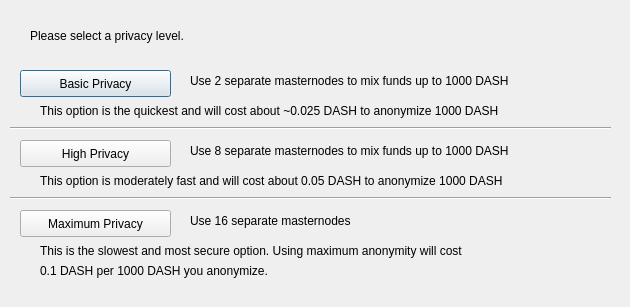
Before: the Qt Designer form src/qt/forms/darksendconfig.ui in inkvisit/sarmacoins, drawn with Qt 5.
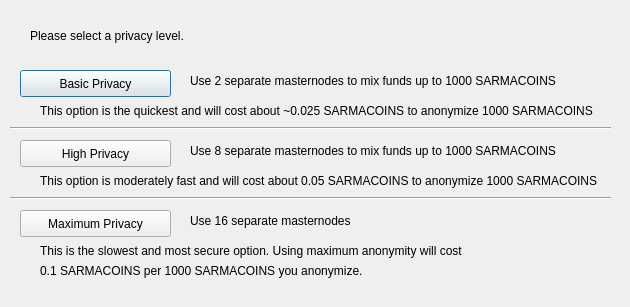
After: the same form once the commit is applied.

Commit message: change DASH to sarmacoins

What changed in the file:
```diff
--- a/src/qt/forms/darksendconfig.ui
+++ b/src/qt/forms/darksendconfig.ui
@@ -75,7 +75,7 @@
     </rect>
    </property>
    <property name="text">
-    <string>Use 2 separate masternodes to mix funds up to 1000 DASH</string>
+    <string>Use 2 separate masternodes to mix funds up to 1000 SARMACOINS</string>
    </property>
   </widget>
   <widget class="QLabel" name="label_3">
@@ -88,7 +88,7 @@
     </rect>
    </property>
    <property name="text">
-    <string>Use 8 separate masternodes to mix funds up to 1000 DASH</string>
+    <string>Use 8 separate masternodes to mix funds up to 1000 SARMACOINS</string>
    </property>
   </widget>
   <widget class="QLabel" name="label_4">
@@ -114,7 +114,7 @@
     </rect>
    </property>
    <property name="text">
-    <string>This option is the quickest and will cost about ~0.025 DASH to anonymize 1000 DASH</string>
+    <string>This option is the quickest and will cost about ~0.025 SARMACOINS to anonymize 1000 SARMACOINS</string>
    </property>
   </widget>
   <widget class="QLabel" name="label_7">
@@ -127,7 +127,7 @@
     </rect>
    </property>
    <property name="text">
-    <string>This option is moderately fast and will cost about 0.05 DASH to anonymize 1000 DASH</string>
+    <string>This option is moderately fast and will cost about 0.05 SARMACOINS to anonymize 1000 SARMACOINS</string>
    </property>
   </widget>
   <widget class="QLabel" name="label_8">
@@ -153,7 +153,7 @@
     </rect>
    </property>
    <property name="text">
-    <string>0.1 DASH per 1000 DASH you anonymize.</string>
+    <string>0.1 SARMACOINS per 1000 SARMACOINS you anonymize.</string>
    </property>
   </widget>
   <widget class="Line" name="line">
```
The commit also changes 46 other files.
